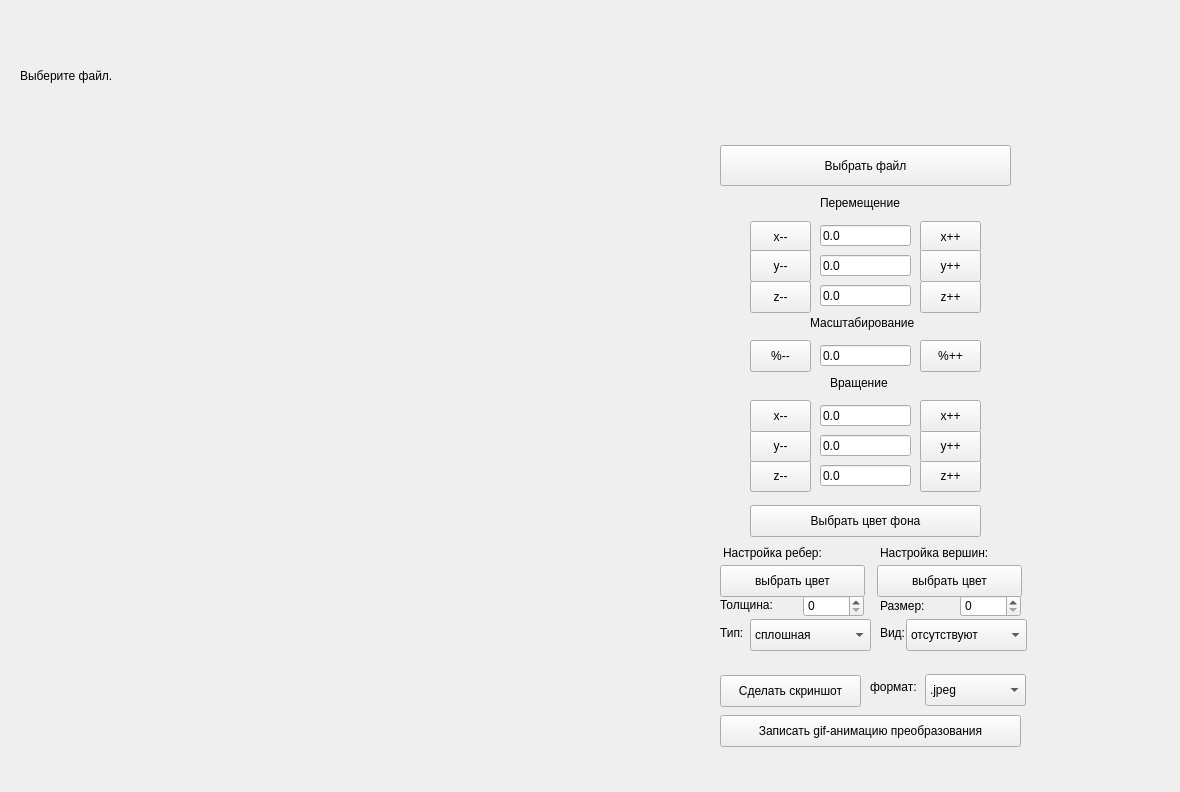
Above: src/view/interface/iface.ui from superhacker1999/3DViewer_v2.0 before the change. Below: the same form after it.
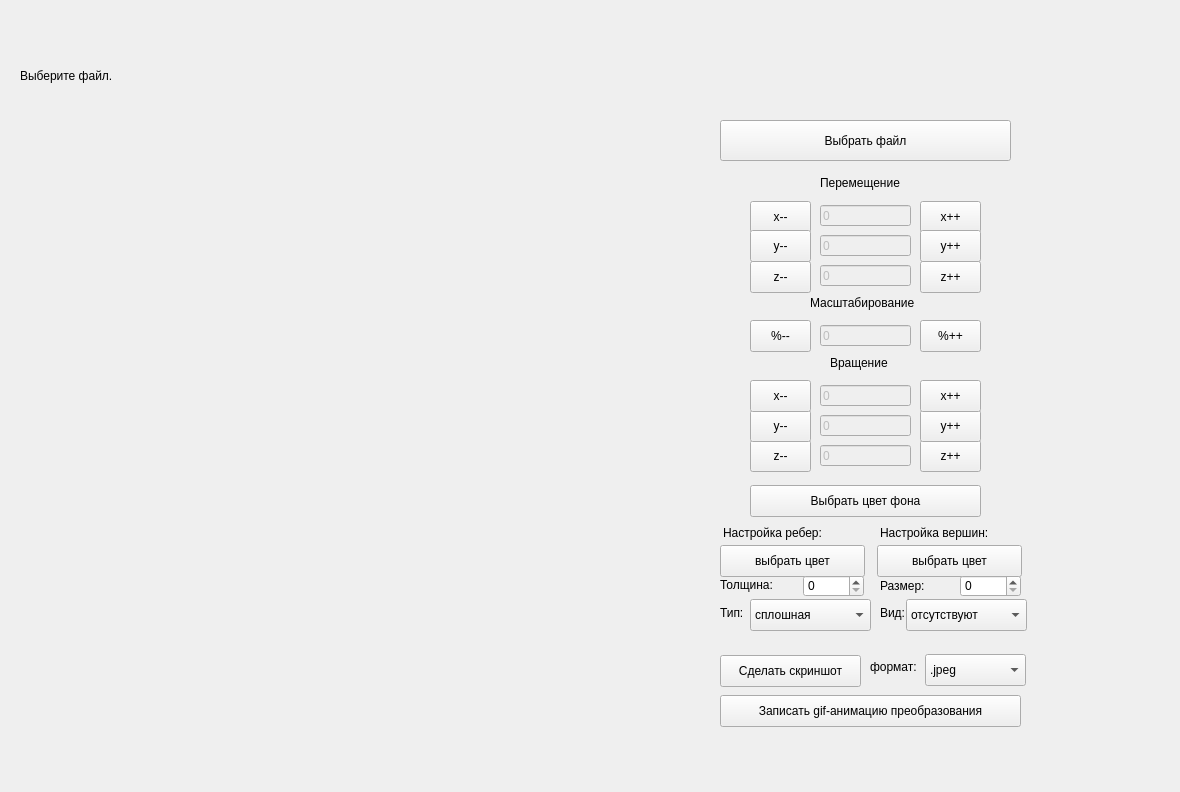
That is the form after the change.

The edit to the form file:
```diff
--- a/src/view/interface/iface.ui
+++ b/src/view/interface/iface.ui
@@ -17,7 +17,7 @@
    <property name="geometry">
     <rect>
      <x>750</x>
-     <y>340</y>
+     <y>320</y>
      <width>61</width>
      <height>32</height>
     </rect>
@@ -30,7 +30,7 @@
    <property name="geometry">
     <rect>
      <x>720</x>
-     <y>625</y>
+     <y>605</y>
      <width>31</width>
      <height>16</height>
     </rect>
@@ -40,23 +40,26 @@
    </property>
   </widget>
   <widget class="QLineEdit" name="y_rot_value">
+   <property name="enabled">
+    <bool>false</bool>
+   </property>
    <property name="geometry">
     <rect>
      <x>820</x>
-     <y>435</y>
+     <y>415</y>
      <width>91</width>
      <height>21</height>
     </rect>
    </property>
    <property name="text">
-    <string>0.0</string>
+    <string>0</string>
    </property>
   </widget>
   <widget class="QPushButton" name="x_sub">
    <property name="geometry">
     <rect>
      <x>750</x>
-     <y>221</y>
+     <y>201</y>
      <width>61</width>
      <height>32</height>
     </rect>
@@ -69,7 +72,7 @@
    <property name="geometry">
     <rect>
      <x>750</x>
-     <y>460</y>
+     <y>440</y>
      <width>61</width>
      <height>32</height>
     </rect>
@@ -82,7 +85,7 @@
    <property name="geometry">
     <rect>
      <x>877</x>
-     <y>565</y>
+     <y>545</y>
      <width>145</width>
      <height>32</height>
     </rect>
@@ -95,7 +98,7 @@
    <property name="geometry">
     <rect>
      <x>750</x>
-     <y>281</y>
+     <y>261</y>
      <width>61</width>
      <height>32</height>
     </rect>
@@ -108,7 +111,7 @@
    <property name="geometry">
     <rect>
      <x>750</x>
-     <y>505</y>
+     <y>485</y>
      <width>231</width>
      <height>32</height>
     </rect>
@@ -121,7 +124,7 @@
    <property name="geometry">
     <rect>
      <x>720</x>
-     <y>145</y>
+     <y>120</y>
      <width>291</width>
      <height>41</height>
     </rect>
@@ -134,7 +137,7 @@
    <property name="geometry">
     <rect>
      <x>820</x>
-     <y>195</y>
+     <y>175</y>
      <width>101</width>
      <height>16</height>
     </rect>
@@ -147,7 +150,7 @@
    <property name="geometry">
     <rect>
      <x>720</x>
-     <y>565</y>
+     <y>545</y>
      <width>145</width>
      <height>32</height>
     </rect>
@@ -160,7 +163,7 @@
    <property name="geometry">
     <rect>
      <x>810</x>
-     <y>315</y>
+     <y>295</y>
      <width>121</width>
      <height>16</height>
     </rect>
@@ -173,7 +176,7 @@
    <property name="geometry">
     <rect>
      <x>720</x>
-     <y>597</y>
+     <y>577</y>
      <width>58</width>
      <height>16</height>
     </rect>
@@ -186,7 +189,7 @@
    <property name="geometry">
     <rect>
      <x>920</x>
-     <y>221</y>
+     <y>201</y>
      <width>61</width>
      <height>32</height>
     </rect>
@@ -199,7 +202,7 @@
    <property name="geometry">
     <rect>
      <x>960</x>
-     <y>595</y>
+     <y>575</y>
      <width>61</width>
      <height>22</height>
     </rect>
@@ -209,7 +212,7 @@
    <property name="geometry">
     <rect>
      <x>880</x>
-     <y>595</y>
+     <y>575</y>
      <width>58</width>
      <height>21</height>
     </rect>
@@ -222,7 +225,7 @@
    <property name="geometry">
     <rect>
      <x>750</x>
-     <y>619</y>
+     <y>599</y>
      <width>121</width>
      <height>32</height>
     </rect>
@@ -242,7 +245,7 @@
    <property name="geometry">
     <rect>
      <x>920</x>
-     <y>460</y>
+     <y>440</y>
      <width>61</width>
      <height>32</height>
     </rect>
@@ -255,7 +258,7 @@
    <property name="geometry">
     <rect>
      <x>925</x>
-     <y>674</y>
+     <y>654</y>
      <width>101</width>
      <height>32</height>
     </rect>
@@ -275,7 +278,7 @@
    <property name="geometry">
     <rect>
      <x>750</x>
-     <y>250</y>
+     <y>230</y>
      <width>61</width>
      <height>32</height>
     </rect>
@@ -288,7 +291,7 @@
    <property name="geometry">
     <rect>
      <x>830</x>
-     <y>375</y>
+     <y>355</y>
      <width>71</width>
      <height>16</height>
     </rect>
@@ -301,7 +304,7 @@
    <property name="geometry">
     <rect>
      <x>720</x>
-     <y>675</y>
+     <y>655</y>
      <width>141</width>
      <height>32</height>
     </rect>
@@ -311,23 +314,26 @@
    </property>
   </widget>
   <widget class="QLineEdit" name="z_value">
+   <property name="enabled">
+    <bool>false</bool>
+   </property>
    <property name="geometry">
     <rect>
      <x>820</x>
-     <y>285</y>
+     <y>265</y>
      <width>91</width>
      <height>21</height>
     </rect>
    </property>
    <property name="text">
-    <string>0.0</string>
+    <string>0</string>
    </property>
   </widget>
   <widget class="QLabel" name="label">
    <property name="geometry">
     <rect>
      <x>880</x>
-     <y>625</y>
+     <y>605</y>
      <width>31</width>
      <height>16</height>
     </rect>
@@ -337,23 +343,26 @@
    </property>
   </widget>
   <widget class="QLineEdit" name="z_rot_value">
+   <property name="enabled">
+    <bool>false</bool>
+   </property>
    <property name="geometry">
     <rect>
      <x>820</x>
-     <y>465</y>
+     <y>445</y>
      <width>91</width>
      <height>21</height>
     </rect>
    </property>
    <property name="text">
-    <string>0.0</string>
+    <string>0</string>
    </property>
   </widget>
   <widget class="QPushButton" name="y_rot_add">
    <property name="geometry">
     <rect>
      <x>920</x>
-     <y>430</y>
+     <y>410</y>
      <width>61</width>
      <height>32</height>
     </rect>
@@ -366,7 +375,7 @@
    <property name="geometry">
     <rect>
      <x>720</x>
-     <y>715</y>
+     <y>695</y>
      <width>301</width>
      <height>32</height>
     </rect>
@@ -379,7 +388,7 @@
    <property name="geometry">
     <rect>
      <x>920</x>
-     <y>400</y>
+     <y>380</y>
      <width>61</width>
      <height>32</height>
     </rect>
@@ -405,7 +414,7 @@
    <property name="geometry">
     <rect>
      <x>906</x>
-     <y>619</y>
+     <y>599</y>
      <width>121</width>
      <height>32</height>
     </rect>
@@ -427,23 +436,26 @@
    </item>
   </widget>
   <widget class="QLineEdit" name="x_value">
+   <property name="enabled">
+    <bool>false</bool>
+   </property>
    <property name="geometry">
     <rect>
      <x>820</x>
-     <y>225</y>
+     <y>205</y>
      <width>91</width>
      <height>21</height>
     </rect>
    </property>
    <property name="text">
-    <string>0.0</string>
+    <string>0</string>
    </property>
   </widget>
   <widget class="QSpinBox" name="line_thickness">
    <property name="geometry">
     <rect>
      <x>803</x>
-     <y>595</y>
+     <y>575</y>
      <width>61</width>
      <height>22</height>
     </rect>
@@ -453,7 +465,7 @@
    <property name="geometry">
     <rect>
      <x>920</x>
-     <y>340</y>
+     <y>320</y>
      <width>61</width>
      <height>32</height>
     </rect>
@@ -466,7 +478,7 @@
    <property name="geometry">
     <rect>
      <x>920</x>
-     <y>281</y>
+     <y>261</y>
      <width>61</width>
      <height>32</height>
     </rect>
@@ -479,7 +491,7 @@
    <property name="geometry">
     <rect>
      <x>920</x>
-     <y>250</y>
+     <y>230</y>
      <width>61</width>
      <height>32</height>
     </rect>
@@ -492,7 +504,7 @@
    <property name="geometry">
     <rect>
      <x>870</x>
-     <y>679</y>
+     <y>659</y>
      <width>58</width>
      <height>16</height>
     </rect>
@@ -502,23 +514,26 @@
    </property>
   </widget>
   <widget class="QLineEdit" name="zoom_value">
+   <property name="enabled">
+    <bool>false</bool>
+   </property>
    <property name="geometry">
     <rect>
      <x>820</x>
-     <y>345</y>
+     <y>325</y>
      <width>91</width>
      <height>21</height>
     </rect>
    </property>
    <property name="text">
-    <string>0.0</string>
+    <string>0</string>
    </property>
   </widget>
   <widget class="QPushButton" name="y_rot_sub">
    <property name="geometry">
     <rect>
      <x>750</x>
-     <y>430</y>
+     <y>410</y>
      <width>61</width>
      <height>32</height>
     </rect>
@@ -531,7 +546,7 @@
    <property name="geometry">
     <rect>
      <x>723</x>
-     <y>545</y>
+     <y>525</y>
      <width>121</width>
      <height>16</height>
     </rect>
@@ -541,23 +556,26 @@
    </property>
   </widget>
   <widget class="QLineEdit" name="x_rot_value">
+   <property name="enabled">
+    <bool>false</bool>
+   </property>
    <property name="geometry">
     <rect>
      <x>820</x>
-     <y>405</y>
+     <y>385</y>
      <width>91</width>
      <height>21</height>
     </rect>
    </property>
    <property name="text">
-    <string>0.0</string>
+    <string>0</string>
    </property>
   </widget>
   <widget class="QLabel" name="label_9">
    <property name="geometry">
     <rect>
      <x>880</x>
-     <y>545</y>
+     <y>525</y>
      <width>131</width>
      <height>16</height>
     </rect>
@@ -567,23 +585,26 @@
    </property>
   </widget>
   <widget class="QLineEdit" name="y_value">
+   <property name="enabled">
+    <bool>false</bool>
+   </property>
    <property name="geometry">
     <rect>
      <x>820</x>
-     <y>255</y>
+     <y>235</y>
      <width>91</width>
      <height>21</height>
     </rect>
    </property>
    <property name="text">
-    <string>0.0</string>
+    <string>0</string>
    </property>
   </widget>
   <widget class="QPushButton" name="x_rot_sub">
    <property name="geometry">
     <rect>
      <x>750</x>
-     <y>400</y>
+     <y>380</y>
      <width>61</width>
      <height>32</height>
     </rect>
```
